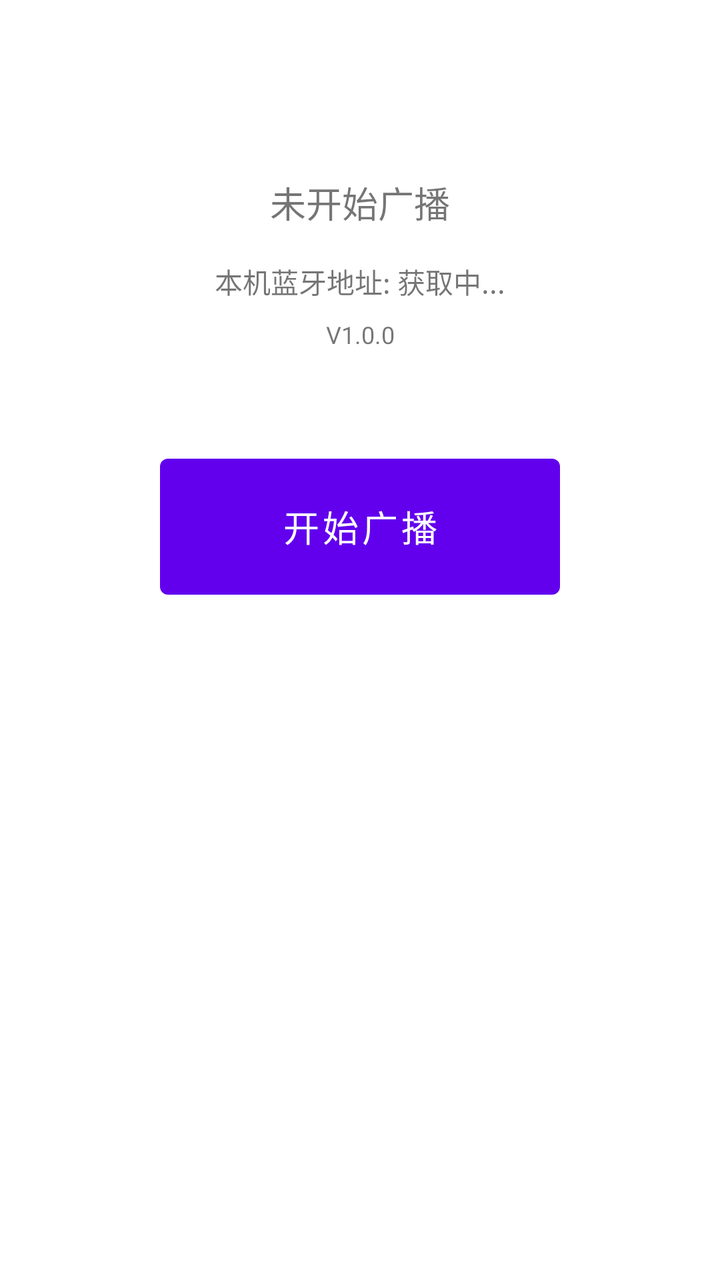
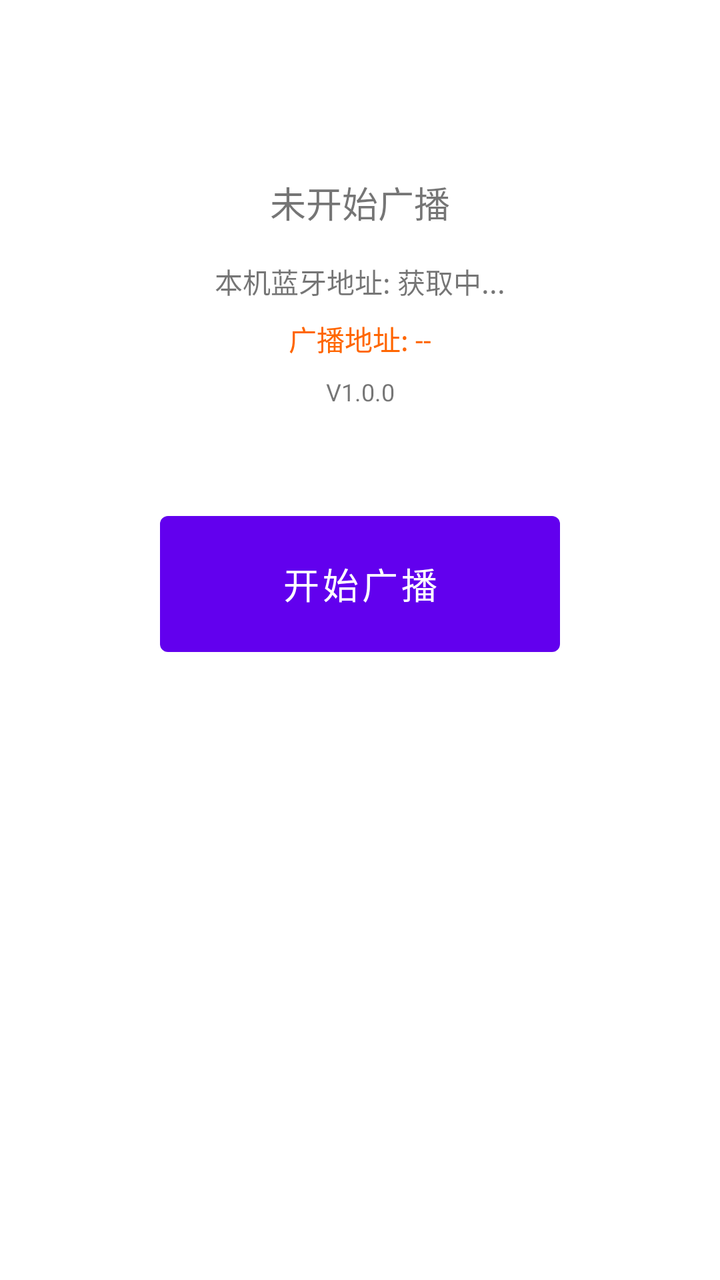

An Android layout rendered at two revisions. The XML below is the earlier revision; the diff shows what the commit changed to produce the second picture.
<!-- AndroidManifest.xml: application theme Theme.BLEAnchor -->
<!-- res/layout/activity_main.xml -->
<?xml version="1.0" encoding="utf-8"?>
<androidx.constraintlayout.widget.ConstraintLayout
    xmlns:android="http://schemas.android.com/apk/res/android"
    xmlns:app="http://schemas.android.com/apk/res-auto"
    android:layout_width="match_parent"
    android:layout_height="match_parent"
    android:padding="24dp">

    <TextView
        android:id="@+id/status_text"
        android:layout_width="wrap_content"
        android:layout_height="wrap_content"
        android:text="未开始广播"
        android:textSize="18sp"
        app:layout_constraintTop_toTopOf="parent"
        app:layout_constraintStart_toStartOf="parent"
        app:layout_constraintEnd_toEndOf="parent"
        android:layout_marginTop="64dp"/>

    <TextView
        android:id="@+id/address_text"
        android:layout_width="wrap_content"
        android:layout_height="wrap_content"
        android:text="本机蓝牙地址: 获取中..."
        android:textSize="14sp"
        app:layout_constraintTop_toBottomOf="@id/status_text"
        app:layout_constraintStart_toStartOf="parent"
        app:layout_constraintEnd_toEndOf="parent"
        android:layout_marginTop="16dp"/>

    <TextView
        android:id="@+id/version_text"
        android:layout_width="wrap_content"
        android:layout_height="wrap_content"
        android:text="V1.0.0"
        android:textSize="12sp"
        app:layout_constraintTop_toBottomOf="@id/address_text"
        app:layout_constraintStart_toStartOf="parent"
        app:layout_constraintEnd_toEndOf="parent"
        android:layout_marginTop="8dp"/>

    <Button
        android:id="@+id/toggle_button"
        android:layout_width="200dp"
        android:layout_height="80dp"
        android:text="开始广播"
        android:textSize="18sp"
        app:layout_constraintTop_toBottomOf="@id/version_text"
        app:layout_constraintStart_toStartOf="parent"
        app:layout_constraintEnd_toEndOf="parent"
        android:layout_marginTop="48dp"/>

</androidx.constraintlayout.widget.ConstraintLayout>
<!-- resources referenced by this layout -->
<resources>
  <style name="Theme.BLEAnchor" parent="Theme.MaterialComponents.DayNight.NoActionBar">
          <item name="colorPrimary">#FF6200EE</item>
          <item name="colorOnPrimary">@android:color/white</item>
      </style>
</resources>

<!-- the commit's change to res/layout/activity_main.xml (unified diff, before → after) -->
@@ -29,12 +29,24 @@
         android:layout_marginTop="16dp"/>
 
     <TextView
+        android:id="@+id/broadcast_address_text"
+        android:layout_width="wrap_content"
+        android:layout_height="wrap_content"
+        android:text="广播地址: --"
+        android:textSize="14sp"
+        android:textColor="#FF6600"
+        app:layout_constraintTop_toBottomOf="@id/address_text"
+        app:layout_constraintStart_toStartOf="parent"
+        app:layout_constraintEnd_toEndOf="parent"
+        android:layout_marginTop="8dp"/>
+
+    <TextView
         android:id="@+id/version_text"
         android:layout_width="wrap_content"
         android:layout_height="wrap_content"
         android:text="V1.0.0"
         android:textSize="12sp"
-        app:layout_constraintTop_toBottomOf="@id/address_text"
+        app:layout_constraintTop_toBottomOf="@id/broadcast_address_text"
         app:layout_constraintStart_toStartOf="parent"
         app:layout_constraintEnd_toEndOf="parent"
         android:layout_marginTop="8dp"/>
